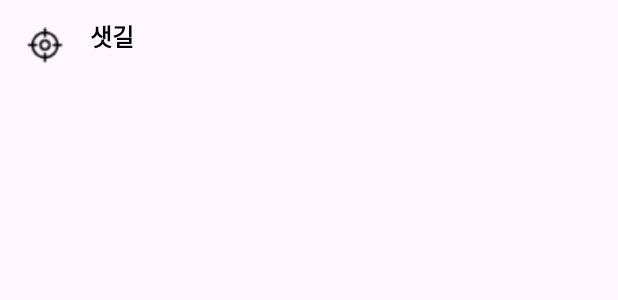
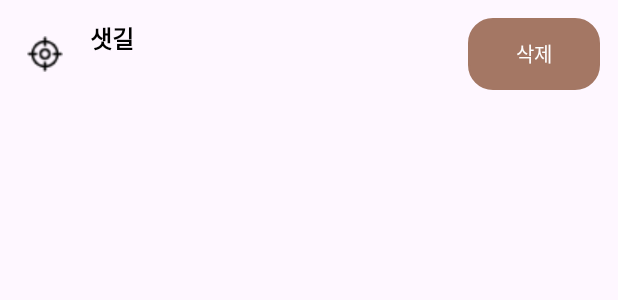
Before and after one commit to lhj0954/Byway, an Android app: the layout item_user_path.xml on its own in the app's theme, with its tools: preview values and no code run, on a phone screen of 412 x 824 dp. Shown: the top 300 px of the screen. Run offline under Robolectric (Android 15) with nearby library versions, the phone set to English and light mode, and no system bars.

Commit message:
경로, 스팟 삭제

```diff
--- a/app/src/main/res/layout/activity_mypage.xml
+++ b/app/src/main/res/layout/activity_mypage.xml
@@ -89,7 +89,7 @@
         android:text="전체 내역 보기"
         android:layout_margin="24dp"
         android:background="@drawable/btn_background"
-        android:textColor="#B68D6D"
+        android:textColor="#FFFFFF"
         app:layout_constraintBottom_toBottomOf="parent"
         app:layout_constraintStart_toStartOf="parent"
         app:layout_constraintEnd_toEndOf="parent"/>
--- a/app/src/main/res/layout/item_user_path.xml
+++ b/app/src/main/res/layout/item_user_path.xml
@@ -3,9 +3,10 @@
     android:orientation="horizontal"
     android:padding="12dp"
     android:layout_width="match_parent"
-    android:layout_height="wrap_content">
+    android:layout_height="wrap_content"
+    android:gravity="center_vertical">
 
-    <!-- 👇 원형 배경이 적용된 아이콘 -->
+    <!-- 아이콘 -->
     <ImageView
         android:id="@+id/path_icon"
         android:layout_width="36dp"
@@ -15,7 +16,7 @@
         android:src="@drawable/ic_location"
         android:tint="@android:color/black" />
 
-    <!-- 👇 텍스트 세로 정렬 -->
+    <!-- 텍스트 + 날짜 -->
     <LinearLayout
         android:orientation="vertical"
         android:layout_width="0dp"
@@ -53,4 +54,14 @@
                 android:layout_height="wrap_content"/>
         </LinearLayout>
     </LinearLayout>
+
+    <!-- 삭제 버튼 -->
+    <Button
+        android:id="@+id/btn_delete_path"
+        android:layout_width="wrap_content"
+        android:layout_height="wrap_content"
+        android:text="삭제"
+        android:background="@drawable/btn_background"
+        android:textColor="#FFFFFF"
+        android:textSize="13sp"/>
 </LinearLayout>
```
Also changed, not shown: app/src/main/java/com/example/byway/MypageActivity.java (+54 -0 lines), app/src/main/java/com/example/byway/mypage/MergedAdapter.java (+17 -2 lines), app/src/main/res/layout/item_user_spot.xml (+9 -0 lines), 2 other files.
